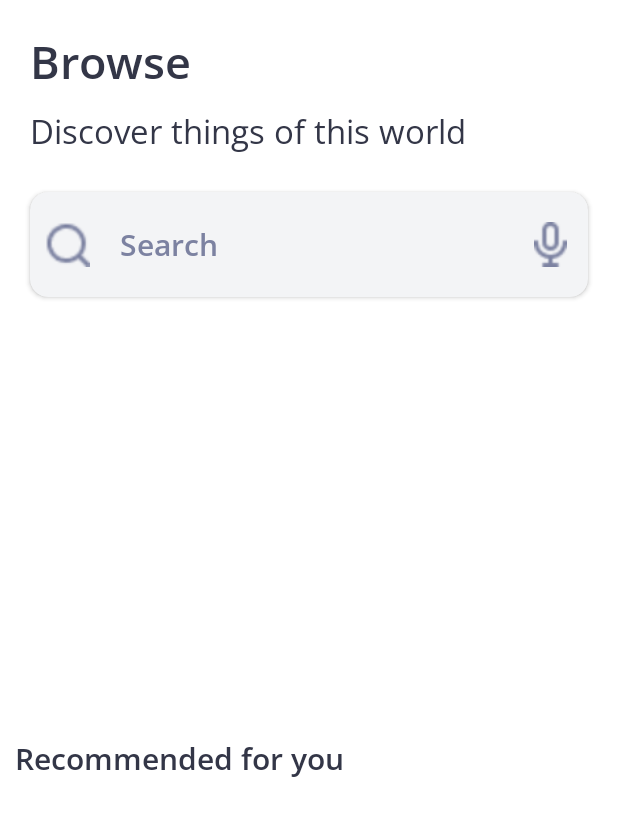
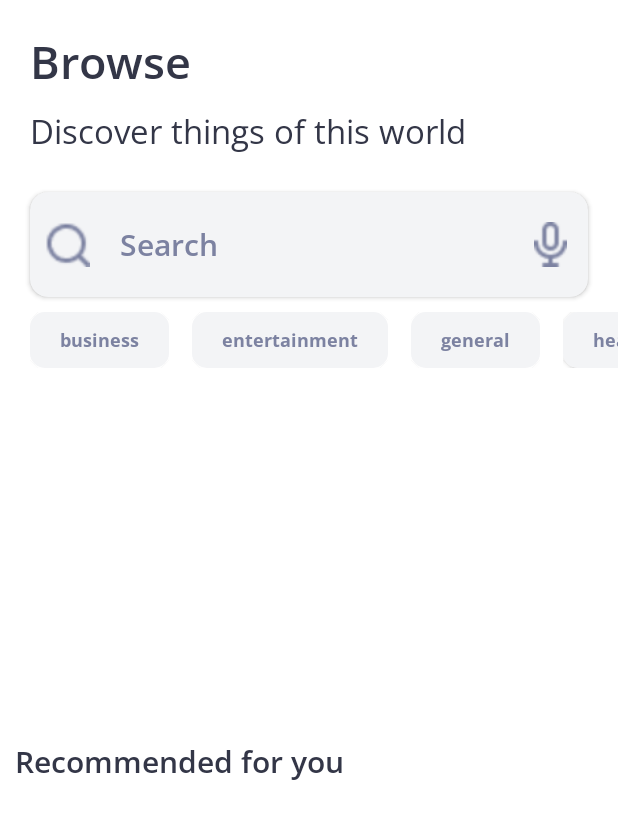
Before and after one commit to abdurashidovvv/NewsApp, an Android app: the fragment HomeFragment placed in its activity, on a phone screen of 412 x 824 dp. Shown: the top 819 px of the screen. Run offline under Robolectric (Android 15) with nearby library versions, the phone set to English and light mode, and no system bars; our stand-ins replace Dagger/Hilt's generated code, Room's generated code; 5 statements that could not run were skipped.

Commit message:
HomeCategoryAdapter is finished.!

```diff
--- /dev/null
+++ b/app/src/main/java/uz/ilhomjon/newsapp/view/adapters/HomeCategoryAdapter.kt
@@ -0,0 +1,40 @@
+package uz.ilhomjon.newsapp.view.adapters
+
+import android.graphics.Color
+import android.view.LayoutInflater
+import android.view.ViewGroup
+import androidx.recyclerview.widget.RecyclerView
+import uz.ilhomjon.newsapp.database.entity.AllCategory
+import uz.ilhomjon.newsapp.databinding.HomeCategoryItemBinding
+
+class HomeCategoryAdapter(val list: ArrayList<AllCategory>, val categoryItemCLick: CategoryItemCLick) :
+    RecyclerView.Adapter<HomeCategoryAdapter.Vh>() {
+
+    inner class Vh(private val rvItem: HomeCategoryItemBinding) : RecyclerView.ViewHolder(rvItem.root) {
+        fun onBind(allCategory: AllCategory, position: Int) {
+            rvItem.tv.text=allCategory.category_name
+            if (allCategory.isSelected){
+                rvItem.card.setBackgroundColor(Color.parseColor("#475AD7"))
+            }else{
+                rvItem.card.setBackgroundColor(Color.parseColor("#F3F4F6"))
+            }
+            rvItem.root.setOnClickListener {
+                categoryItemCLick.onClick(allCategory, position)
+            }
+        }
+    }
+
+    override fun onCreateViewHolder(parent: ViewGroup, viewType: Int): Vh {
+        return Vh(HomeCategoryItemBinding.inflate(LayoutInflater.from(parent.context), parent, false))
+    }
+
+    override fun onBindViewHolder(holder: Vh, position: Int) {
+        holder.onBind(list[position], position)
+    }
+
+    override fun getItemCount(): Int = list.size
+
+    interface CategoryItemCLick{
+        fun onClick(allCategory: AllCategory, position: Int)
+    }
+}
--- a/app/src/main/java/uz/ilhomjon/newsapp/view/ui/HomeFragment.kt
+++ b/app/src/main/java/uz/ilhomjon/newsapp/view/ui/HomeFragment.kt
@@ -16,14 +16,16 @@ import uz.ilhomjon.newsapp.App
 import uz.ilhomjon.newsapp.database.entity.AllCategory
 import uz.ilhomjon.newsapp.databinding.FragmentHomeBinding
 import uz.ilhomjon.newsapp.models.TopHeadlines.Article
+import uz.ilhomjon.newsapp.utils.Constants
 import uz.ilhomjon.newsapp.utils.Status
 import uz.ilhomjon.newsapp.view.adapters.ArticleAdapter
+import uz.ilhomjon.newsapp.view.adapters.HomeCategoryAdapter
 import uz.ilhomjon.newsapp.viewmodel.CategoryNewsViewModel
 import uz.ilhomjon.newsapp.viewmodel.TopHeadlinesViewModel
 import javax.inject.Inject
 import kotlin.coroutines.CoroutineContext
 
-class HomeFragment : Fragment(), CoroutineScope, ArticleAdapter.CategoryItemCLick {
+class HomeFragment : Fragment(), CoroutineScope, HomeCategoryAdapter.CategoryItemCLick {
 
     override fun onAttach(context: Context) {
         App.appComponent.injectHomeFragment(this)
@@ -33,37 +35,55 @@ class HomeFragment : Fragment(), CoroutineScope, ArticleAdapter.CategoryItemCLic
 
     @Inject
     lateinit var topHeadlinesViewModel: TopHeadlinesViewModel
+
     @Inject
     lateinit var categoryNewsViewModel: CategoryNewsViewModel
-    lateinit var articleAdapter: ArticleAdapter
-    private lateinit var list:ArrayList<Article>
-    private val binding by lazy{FragmentHomeBinding.inflate(layoutInflater)}
+
+    private lateinit var articleAdapter: ArticleAdapter
+    private lateinit var homeCategoryAdapter: HomeCategoryAdapter
+    private lateinit var list: ArrayList<Article>
+    private lateinit var categoryList: ArrayList<AllCategory>
+    private val binding by lazy { FragmentHomeBinding.inflate(layoutInflater) }
+
     @SuppressLint("NotifyDataSetChanged")
     override fun onCreateView(
         inflater: LayoutInflater, container: ViewGroup?,
         savedInstanceState: Bundle?,
     ): View {
 
-        list= ArrayList()
-        articleAdapter= ArticleAdapter(list, this)
-        binding.myRv.adapter=articleAdapter
+        list = ArrayList()
+        categoryList = ArrayList()
+        val allCategory=Constants.categoryList
+        for (category in allCategory) {
+            categoryList.add(AllCategory(category_name = category))
+        }
+        homeCategoryAdapter = HomeCategoryAdapter(categoryList, this)
+        binding.myTabLayout.adapter = homeCategoryAdapter
+
+        articleAdapter = ArticleAdapter(list, object : ArticleAdapter.CategoryItemCLick {
+            override fun onClick(allCategory: AllCategory, position: Int) {
+                TODO("Not yet implemented")
+            }
+        })
+        binding.myRv.adapter = articleAdapter
+
         launch(Dispatchers.Main) {
             topHeadlinesViewModel.getStateFlow().collect {
-                when(it.status){
-                    Status.LOADING->{
+                when (it.status) {
+                    Status.LOADING -> {
                         Log.d("@@@", "onCreateView: ${it.message}")
                     }
-                    Status.SUCCESS->{
-                        if (it.data!=null){
+                    Status.SUCCESS -> {
+                        if (it.data != null) {
                             list.addAll(it.data.articles)
-                            articleAdapter.list=list
+                            articleAdapter.list = list
                             articleAdapter.notifyDataSetChanged()
                             Log.d("@@@", "onCreateView: ${it.data.articles}")
-                        }else{
+                        } else {
                             Log.d("@@@", "onCreateView: ${it.message}")
                         }
                     }
-                    Status.ERROR->{
+                    Status.ERROR -> {
                         Log.d("@@@", "onCreateView: ${it.message}")
                     }
                 }
@@ -76,7 +96,13 @@ class HomeFragment : Fragment(), CoroutineScope, ArticleAdapter.CategoryItemCLic
     override val coroutineContext: CoroutineContext
         get() = Job()
 
+    @SuppressLint("NotifyDataSetChanged")
     override fun onClick(allCategory: AllCategory, position: Int) {
-
+        for (category in categoryList) {
+            category.isSelected=false
+        }
+        allCategory.isSelected = !allCategory.isSelected
+        Log.d("@@@@", "onClick: $allCategory - $position")
+        homeCategoryAdapter.notifyDataSetChanged()
     }
 }
--- a/app/src/main/res/layout/fragment_home.xml
+++ b/app/src/main/res/layout/fragment_home.xml
@@ -78,10 +78,12 @@
         </LinearLayout>
     </androidx.cardview.widget.CardView>
 
-    <com.google.android.material.tabs.TabLayout
+    <androidx.recyclerview.widget.RecyclerView
         android:id="@+id/my_tab_layout"
         android:layout_width="match_parent"
-        android:layout_height="wrap_content"
+        android:layout_height="50dp"
+        app:layoutManager="androidx.recyclerview.widget.LinearLayoutManager"
+        android:orientation="horizontal"
         android:layout_marginStart="20dp"
         android:layout_marginTop="10dp"
         app:layout_constraintTop_toBottomOf="@id/search_card" />
--- /dev/null
+++ b/app/src/main/res/layout/home_category_item.xml
@@ -0,0 +1,30 @@
+<?xml version="1.0" encoding="utf-8"?>
+<LinearLayout xmlns:android="http://schemas.android.com/apk/res/android"
+    android:layout_width="wrap_content"
+    android:layout_height="wrap_content"
+    android:layout_marginEnd="15dp"
+    xmlns:app="http://schemas.android.com/apk/res-auto">
+
+    <androidx.cardview.widget.CardView
+        android:layout_width="match_parent"
+        android:layout_height="wrap_content"
+        app:cardCornerRadius="10dp">
+        <LinearLayout
+            android:id="@+id/card"
+            android:layout_width="match_parent"
+            android:layout_height="match_parent"
+            android:paddingHorizontal="20dp"
+            android:background="#F3F4F6"
+            android:paddingVertical="10dp">
+            <TextView
+                android:id="@+id/tv"
+                android:layout_width="match_parent"
+                android:layout_height="match_parent"
+                android:text="Sports"
+                android:fontFamily="@font/opensansbold"
+                android:textColor="#7C82A1"
+                android:textSize="12sp"/>
+        </LinearLayout>
+    </androidx.cardview.widget.CardView>
+
+</LinearLayout>
```
